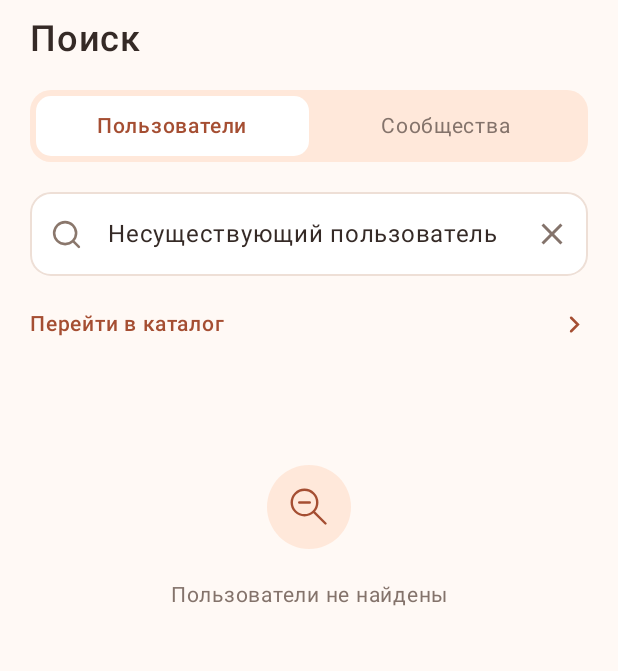
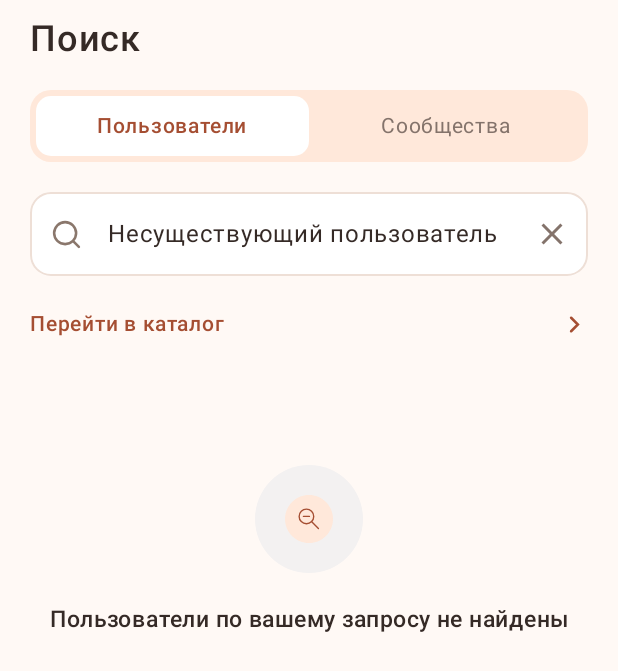
Before and after one commit to winuwind/Shelf, an Android app built with Jetpack Compose: the @Preview function Preview_SearchScreen_Empty, on a phone screen of 412 x 824 dp. Shown: the top 671 px of the screen. Run offline under Robolectric (Android 15) with nearby library versions, the phone set to English and light mode, and no system bars.

Commit message:
added search screen with сообщества

```diff
--- a/app/src/main/java/ru/shelf/client/android/ui/screens/search/SearchScreen.kt
+++ b/app/src/main/java/ru/shelf/client/android/ui/screens/search/SearchScreen.kt
@@ -224,14 +224,11 @@ fun SearchInitialStateView(
         horizontalAlignment = Alignment.CenterHorizontally,
         verticalArrangement = Arrangement.Center
     ) {
-        Icon(
-            painter = painterResource(id = R.drawable.search_username_status),
-            contentDescription = null,
-            tint = Color.Unspecified,
-            modifier = Modifier.size(56.dp)
-        )
-
-        Spacer(modifier = Modifier.height(20.dp))
+        val iconRes = if (selectedTab == SearchTab.USERS) {
+            R.drawable.search_username_status
+        } else {
+            R.drawable.search // Or another icon if needed, like community_not_found
+        }
 
         val hintText = if (selectedTab == SearchTab.USERS) {
             "Введите имя пользователя для поиска"
@@ -239,10 +236,28 @@ fun SearchInitialStateView(
             "Введите название сообщества для поиска"
         }
 
+        Box(
+            modifier = Modifier
+                .size(72.dp)
+                .clip(CircleShape)
+                .background(Color(0xFFFCE9DE)),
+            contentAlignment = Alignment.Center
+        ) {
+            Icon(
+                painter = painterResource(id = iconRes),
+                contentDescription = null,
+                tint = Color.Unspecified,
+                modifier = Modifier.size(32.dp)
+            )
+        }
+
+        Spacer(modifier = Modifier.height(20.dp))
+
         Text(
             text = hintText,
-            fontSize = 14.sp,
-            color = Color(0xFF84736B),
+            fontSize = 15.sp,
+            fontWeight = FontWeight.SemiBold,
+            color = Color(0xFF352A26),
             textAlign = TextAlign.Center,
             lineHeight = 21.sp
         )
@@ -381,25 +396,40 @@ fun SearchEmptyResultsView(
         horizontalAlignment = Alignment.CenterHorizontally,
         verticalArrangement = Arrangement.Center
     ) {
-        Icon(
-            painter = painterResource(id = R.drawable.search_no_users_found),
-            contentDescription = null,
-            tint = Color.Unspecified,
-            modifier = Modifier.size(56.dp)
-        )
+        val iconRes = if (selectedTab == SearchTab.USERS) {
+            R.drawable.search_no_users_found
+        } else {
+            R.drawable.search_no_users_found // Assuming we reuse or have a similar one
+        }
+
+        val emptyText = if (selectedTab == SearchTab.USERS) {
+            "Пользователи по вашему запросу не найдены"
+        } else {
+            "Сообщества по вашему запросу не найдены"
+        }
+
+        Box(
+            modifier = Modifier
+                .size(72.dp)
+                .clip(CircleShape)
+                .background(Color(0xFFF3F1F1)),
+            contentAlignment = Alignment.Center
+        ) {
+            Icon(
+                painter = painterResource(id = iconRes),
+                contentDescription = null,
+                tint = Color.Unspecified,
+                modifier = Modifier.size(32.dp)
+            )
+        }
 
         Spacer(modifier = Modifier.height(20.dp))
 
-        val emptyText = if (selectedTab == SearchTab.USERS) {
-            "Пользователи не найдены"
-        } else {
-            "Сообщества не найдены"
-        }
-
         Text(
             text = emptyText,
-            fontSize = 14.sp,
-            color = Color(0xFF84736B),
+            fontSize = 15.sp,
+            fontWeight = FontWeight.SemiBold,
+            color = Color(0xFF352A26),
             textAlign = TextAlign.Center,
             lineHeight = 21.sp
         )
```
